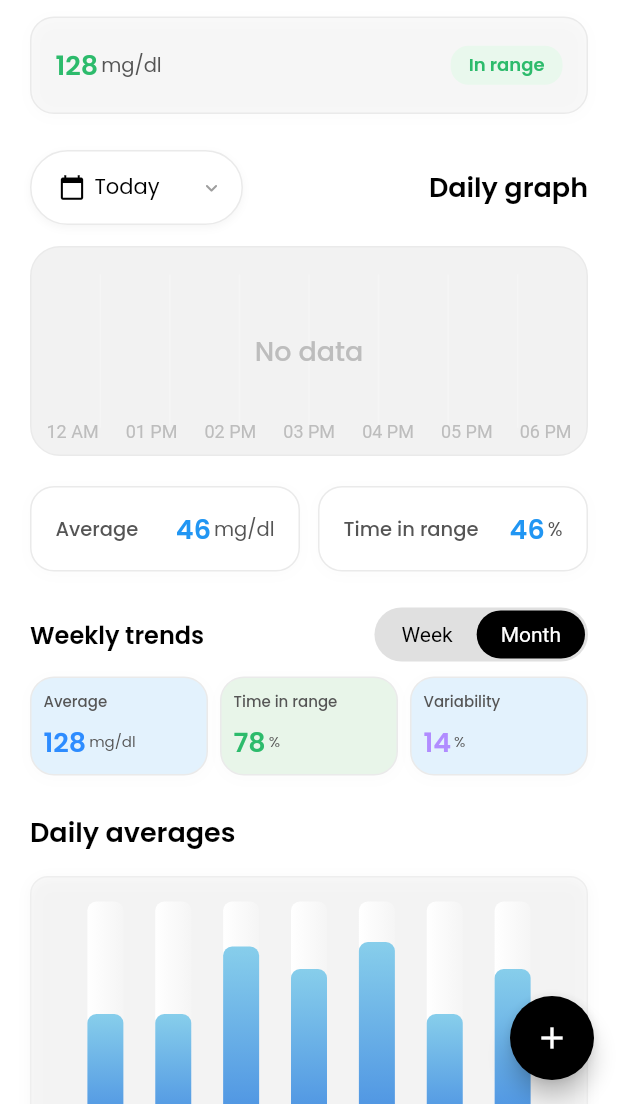
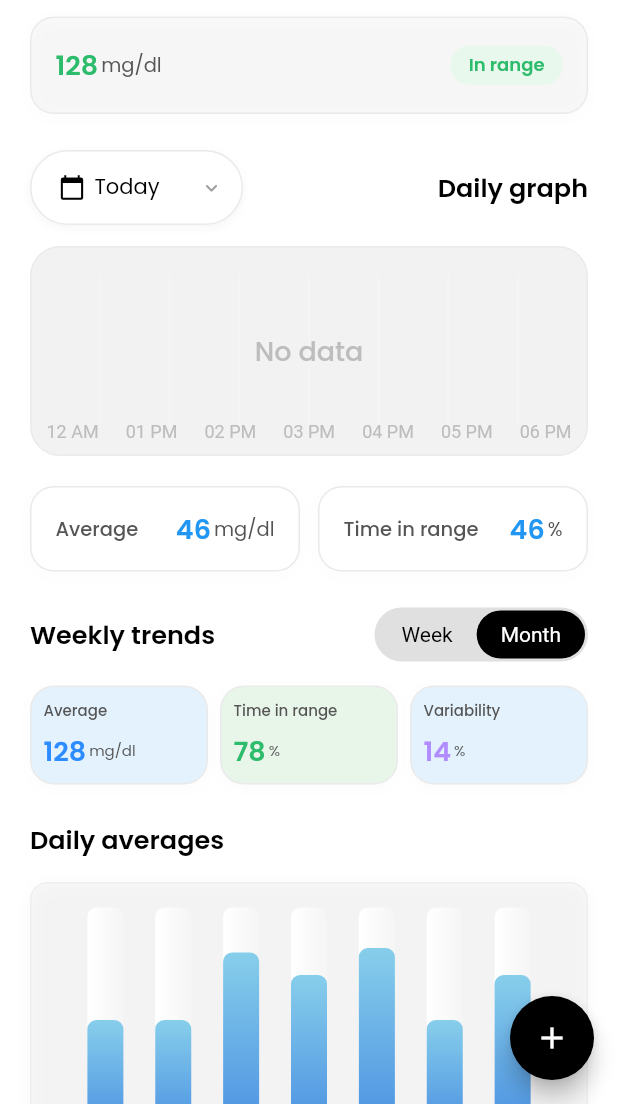
Before and after one commit to hamzaali265/ui_screens, a Flutter app: the screen it shows after launch, on a phone screen of 412 x 824 dp, the part 132-1236 px from its top. Run offline on Flutter 3.47's test engine with Material 3 defaults, Android fonts, the phone set to English and light mode, and no system bars; drawn by our look-alikes of fl_chart; our stand-ins replace google_fonts, table_calendar.

Commit message:
font sized fixed

```diff
--- a/lib/widgets/daily_average_section.dart
+++ b/lib/widgets/daily_average_section.dart
@@ -27,7 +27,7 @@ class DailyAveragesSection extends StatelessWidget {
           'Daily averages',
           style: GoogleFonts.poppins(
             fontWeight: FontWeight.w600,
-            fontSize: 18,
+            fontSize: 17,
             color: Colors.black,
           ),
         ),
--- a/lib/widgets/daily_graph_section.dart
+++ b/lib/widgets/daily_graph_section.dart
@@ -90,8 +90,8 @@ class _DailyGraphSectionState extends State<DailyGraphSection> {
                 Text(
                   'Daily graph',
                   style: GoogleFonts.poppins(
-                    fontSize: 18,
                     fontWeight: FontWeight.w600,
+                    fontSize: 17,
                     color: Colors.black,
                   ),
                 ),
--- a/lib/widgets/glucose_log_section.dart
+++ b/lib/widgets/glucose_log_section.dart
@@ -30,6 +30,7 @@ class _GlucoseLogSectionState extends State<GlucoseLogSection> {
           'Glucose log',
           style: GoogleFonts.poppins(
             fontWeight: FontWeight.w600,
+            fontSize: 17,
             color: Colors.black,
           ),
         ),
--- a/lib/widgets/time_range_pattern_section.dart
+++ b/lib/widgets/time_range_pattern_section.dart
@@ -21,6 +21,7 @@ class TimeInRangePatternsSection extends StatelessWidget {
               'Time in range patterns',
               style: GoogleFonts.poppins(
                 fontWeight: FontWeight.w600,
+                fontSize: 17,
                 color: Colors.black,
               ),
             ),
--- a/lib/widgets/value_with_tag_or_percentage_widget.dart
+++ b/lib/widgets/value_with_tag_or_percentage_widget.dart
@@ -75,7 +75,7 @@ class ValueWithTagOrPercentageWidget extends StatelessWidget {
         Row(
           children: [
             _buildValueText(),
-            Flexible(child: _buildUnitText()),
+            _buildUnitText(),
             const Spacer(),
             _buildTag(),
           ],
@@ -135,7 +135,7 @@ class ValueWithTagOrPercentageWidget extends StatelessWidget {
       child: Text(
         unitLabel,
         overflow: TextOverflow.clip,
-        maxLines: 2,
+        maxLines: 1,
         style: GoogleFonts.poppins(
           fontSize: unitFontSize ?? 13,
           color: unitColor ?? headingColor,
--- a/lib/widgets/weekly_trend_section.dart
+++ b/lib/widgets/weekly_trend_section.dart
@@ -27,14 +27,14 @@ class _WeeklyTrendsSectionState extends State<WeeklyTrendsSection> {
               'Weekly trends',
               style: GoogleFonts.poppins(
                 fontWeight: FontWeight.w600,
-                fontSize: 16,
+                fontSize: 17,
                 color: Colors.black,
               ),
             ),
             CustomToggleWidget(),
           ],
         ),
-        const SizedBox(height: 10),
+        const SizedBox(height: 16),
         Row(
           children: [
             Expanded(
```
